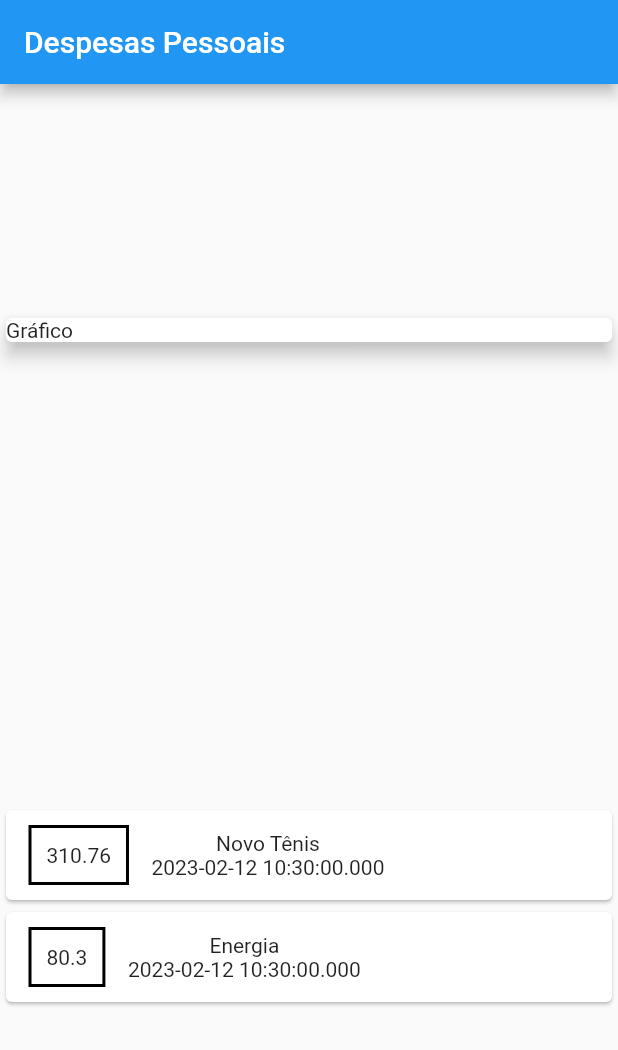
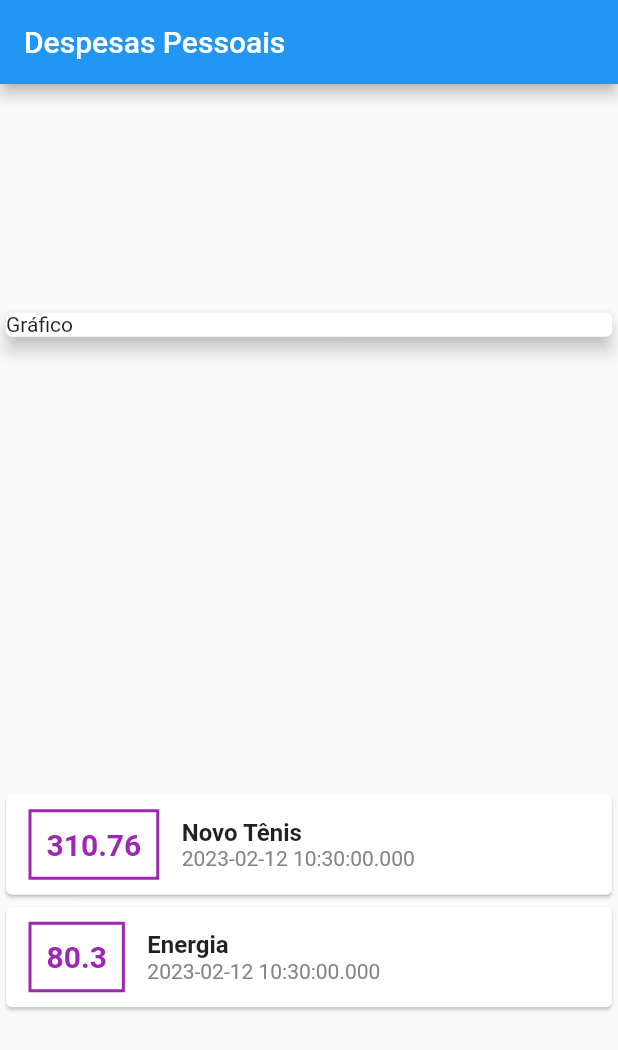
Before and after one commit to jacksonlmp/personal_expenses, a Flutter app: the screen it shows after launch, on a phone screen of 412 x 824 dp. Shown: the top 1050 px of the screen. Run offline on Flutter 3.47's test engine with Material 2 defaults, Android fonts, the phone set to English and light mode, and no system bars.

Commit message:
Add style to columns

```diff
--- a/lib/main.dart
+++ b/lib/main.dart
@@ -43,8 +43,8 @@ class MyHomePage extends StatelessWidget {
           Container(
             width: double.infinity,
             child: const Card(
+              elevation: 5,
               child: Text('Gráfico'),
-              elevation: 5,
             ),
           ),
           Column(
@@ -53,25 +53,42 @@ class MyHomePage extends StatelessWidget {
                 child: Row(
                   children: <Widget>[
                     Container(
-                      margin: EdgeInsets.symmetric(
+                      margin: const EdgeInsets.symmetric(
                         horizontal: 15,
                         vertical: 10
                       ),
                       decoration: BoxDecoration(
                         border: Border.all(
-                          color: Colors.black,
+                          color: Colors.purple,
                           width: 2,
                         )
                       ),
-                      padding: EdgeInsets.all(10),
+                      padding: const EdgeInsets.all(10),
                       child: Text(
-                        tr.value.toString()
+                        tr.value.toString(),
+                        style: const TextStyle(
+                          fontWeight: FontWeight.bold,
+                          fontSize: 20,
+                          color: Colors.purple,
+                        ),
                       ),
                     ),
                     Column(
+                      crossAxisAlignment: CrossAxisAlignment.start,
                       children: <Widget>[
-                        Text(tr.title),
-                        Text(tr.date.toString())
+                        Text(
+                          tr.title,
+                          style: const TextStyle(
+                            fontSize: 16,
+                            fontWeight: FontWeight.bold,
+                          ),
+                        ),
+                        Text(
+                          tr.date.toString(),
+                          style: const TextStyle(
+                            color: Color.fromARGB(255, 133, 132, 132),
+                          ),
+                        )
                       ],
                     )
                   ],
```
